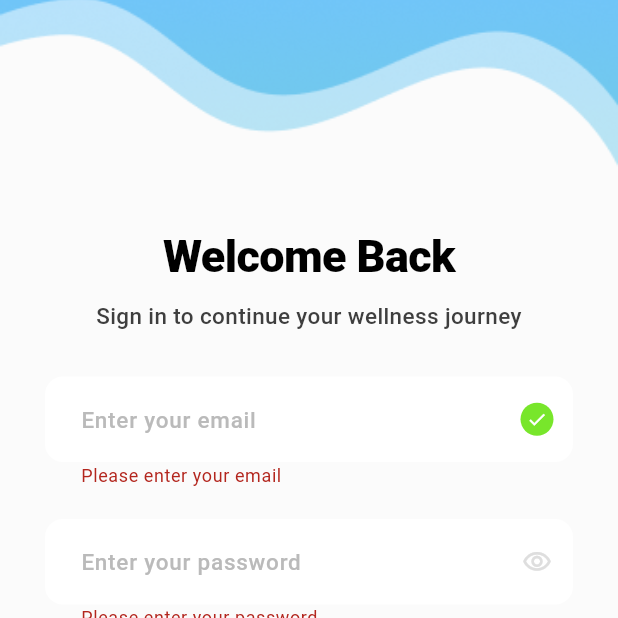
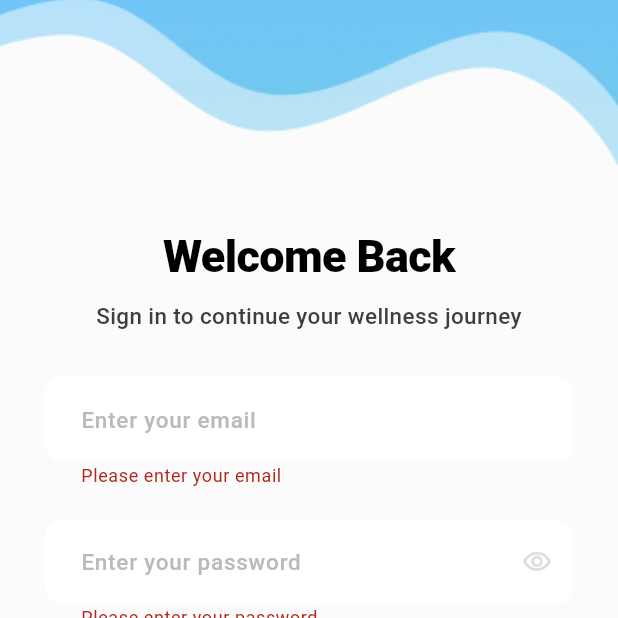
Before and after one commit to Rajveer0555/iprakriti_original, a Flutter app: the screen it shows after launch, after a tap on "Login", after a tap on "Continue with", on a phone screen of 412 x 824 dp, the top half of it. Run offline on Flutter 3.47's test engine with Material 3 defaults, Android fonts, the phone set to English and light mode, and no system bars; our stand-ins replace flutter_riverpod, google_sign_in, image_picker, open_filex, pdf, shared_preferences and 1 more; accounts and stored records are empty; project files that could hold a hidden picture were left out.

Commit message:
some bug  resolve and minor ui updates

```diff
--- a/lib/screens/dashboard_screen.dart
+++ b/lib/screens/dashboard_screen.dart
@@ -1,6 +1,6 @@
 import 'package:flutter/material.dart';
 import 'package:flutter_riverpod/flutter_riverpod.dart';
-import 'package:iprakriti_original/models/question_model.dart';
+import 'package:iprakriti/models/question_model.dart';
 
 import '../core/theme.dart';
 import '../models/user_profile_model.dart';
--- a/lib/screens/home_screen.dart
+++ b/lib/screens/home_screen.dart
@@ -1,6 +1,6 @@
 import 'package:flutter/material.dart';
-import 'package:iprakriti_original/core/theme.dart';
-import 'package:iprakriti_original/services/result_service.dart';
+import 'package:iprakriti/core/theme.dart';
+import 'package:iprakriti/services/result_service.dart';
 
 import 'dashboard_screen.dart';
 
--- a/lib/screens/login_screen.dart
+++ b/lib/screens/login_screen.dart
@@ -22,6 +22,8 @@ class _LoginScreenState extends ConsumerState<LoginScreen> {
   bool _obscurePassword = true;
   bool _obscureConfirmPassword = true;
   bool _isSignUp = false;
+  _AuthButtonAction? _activeAction;
+  bool _isGoogleDialogVisible = false;
 
   @override
   void dispose() {
@@ -79,6 +81,15 @@ class _LoginScreenState extends ConsumerState<LoginScreen> {
 
     final authState = ref.watch(authControllerProvider);
     final isLoading = authState.isLoading;
+    if (!isLoading && _activeAction != null) {
+      WidgetsBinding.instance.addPostFrameCallback((_) {
+        if (mounted) {
+          setState(() {
+            _activeAction = null;
+          });
+        }
+      });
+    }
 
     return Scaffold(
       backgroundColor: const Color(0xFFEFF8FF),
@@ -153,7 +164,6 @@ class _LoginScreenState extends ConsumerState<LoginScreen> {
                           }
                           return null;
                         },
-                        suffix: _isSignUp ? null : const _VerifiedBadge(),
                       ),
                       const SizedBox(height: 24),
                       _AuthField(
@@ -247,7 +257,8 @@ class _LoginScreenState extends ConsumerState<LoginScreen> {
                               borderRadius: BorderRadius.circular(12),
                             ),
                           ),
-                          child: isLoading
+                          child: isLoading &&
+                                  _activeAction == _AuthButtonAction.primary
                               ? const SizedBox(
                                   width: 34,
                                   height: 34,
@@ -301,9 +312,7 @@ class _LoginScreenState extends ConsumerState<LoginScreen> {
                           child: ElevatedButton(
                             onPressed: isLoading
                                 ? null
-                                : ref
-                                    .read(authControllerProvider.notifier)
-                                    .signInWithGoogle,
+                                : _submitGoogleAction,
                             style: ElevatedButton.styleFrom(
                               minimumSize: const Size(0, 46),
                               backgroundColor: const Color(0xFF16641F),
@@ -314,7 +323,17 @@ class _LoginScreenState extends ConsumerState<LoginScreen> {
                                 borderRadius: BorderRadius.circular(12),
                               ),
                             ),
-                            child: Row(
+                            child: isLoading &&
+                                    _activeAction == _AuthButtonAction.google
+                                ? const SizedBox(
+                                    width: 34,
+                                    height: 34,
+                                    child: CircularProgressIndicator(
+                                      strokeWidth: 3,
+                                      color: Colors.white,
+                                    ),
+                                  )
+                                : Row(
                                     mainAxisAlignment: MainAxisAlignment.center,
                                     mainAxisSize: MainAxisSize.min,
                                     children: const [
@@ -381,15 +400,19 @@ class _LoginScreenState extends ConsumerState<LoginScreen> {
       return;
     }
 
+    setState(() {
+      _activeAction = _AuthButtonAction.primary;
+    });
+
     final notifier = ref.read(authControllerProvider.notifier);
 
     if (_isSignUp) {
-      await notifier.signUpWithPassword(
+      final success = await notifier.signUpWithPassword(
         name: _nameController.text.trim(),
         email: _emailController.text.trim(),
         password: _passwordController.text,
       );
-      if (!mounted) {
+      if (!mounted || !success) {
         return;
       }
       ScaffoldMessenger.of(context)
@@ -397,7 +420,7 @@ class _LoginScreenState extends ConsumerState<LoginScreen> {
         ..showSnackBar(
           const SnackBar(
             content: Text(
-              'Account created successfully.',
+              'Account created. If email verification is enabled, please check your inbox before signing in.',
             ),
           ),
         );
@@ -406,6 +429,35 @@ class _LoginScreenState extends ConsumerState<LoginScreen> {
         email: _emailController.text.trim(),
         password: _passwordController.text,
       );
+    }
+  }
+
+  Future<void> _submitGoogleAction() async {
+    setState(() {
+      _activeAction = _AuthButtonAction.google;
+      _isGoogleDialogVisible = true;
+    });
+
+    showDialog<void>(
+      context: context,
+      barrierDismissible: false,
+      builder: (context) => const _GoogleSignInDialog(),
+    ).whenComplete(() {
+      if (mounted) {
+        setState(() {
+          _isGoogleDialogVisible = false;
+        });
+      } else {
+        _isGoogleDialogVisible = false;
+      }
+    });
+
+    try {
+      await ref.read(authControllerProvider.notifier).signInWithGoogle();
+    } finally {
+      if (mounted && _isGoogleDialogVisible) {
+        Navigator.of(context, rootNavigator: true).pop();
+      }
     }
   }
 
@@ -447,8 +499,6 @@ class _AuthField extends StatelessWidget {
 
   @override
   Widget build(BuildContext context) {
-    final hasVerifiedBorder = suffix is _VerifiedBadge;
-
     return TextFormField(
       controller: controller,
       keyboardType: keyboardType,
@@ -480,11 +530,9 @@ class _AuthField extends StatelessWidget {
         ),
         enabledBorder: OutlineInputBorder(
           borderRadius: BorderRadius.circular(12),
-          borderSide: BorderSide(
-            color: hasVerifiedBorder
-                ? const Color(0xFF179D45)
-                : const Color(0xFFE6E6E6),
-            width: hasVerifiedBorder ? 1.1 : 1,
+          borderSide: const BorderSide(
+            color: Color(0xFFE6E6E6),
+            width: 1,
           ),
         ),
         focusedBorder: OutlineInputBorder(
@@ -499,22 +547,74 @@ class _AuthField extends StatelessWidget {
   }
 }
 
-class _VerifiedBadge extends StatelessWidget {
-  const _VerifiedBadge();
+class _GoogleSignInDialog extends StatelessWidget {
+  const _GoogleSignInDialog();
 
   @override
   Widget build(BuildContext context) {
-    return Container(
-      margin: const EdgeInsets.all(13),
-      decoration: const BoxDecoration(
-        color: Color(0xFF78E62B),
-        shape: BoxShape.circle,
+    return Dialog(
+      backgroundColor: Colors.transparent,
+      elevation: 0,
+      child: Container(
+        padding: const EdgeInsets.fromLTRB(24, 28, 24, 24),
+        decoration: BoxDecoration(
+          color: Colors.white,
+          borderRadius: BorderRadius.circular(28),
+          boxShadow: const [
+            BoxShadow(
+              color: Color(0x16000000),
+              blurRadius: 34,
+              offset: Offset(0, 18),
             ),
-      child: const Icon(
-        Icons.check,
-        size: 14,
-        color: Colors.white,
+          ],
+        ),
+        child: Column(
+          mainAxisSize: MainAxisSize.min,
+          children: [
+            Image.asset(
+              'assets/processing_orbit_logo.png',
+              width: 82,
+              height: 82,
+              fit: BoxFit.contain,
+            ),
+            const SizedBox(height: 18),
+            const Text(
+              'Connecting your Google account',
+              textAlign: TextAlign.center,
+              style: TextStyle(
+                fontSize: 20,
+                fontWeight: FontWeight.w700,
+                color: Colors.black,
+              ),
+            ),
+            const SizedBox(height: 10),
+            const Text(
+              'Please complete the sign-in step to continue into your wellness dashboard.',
+              textAlign: TextAlign.center,
+              style: TextStyle(
+                fontSize: 14,
+                height: 1.45,
+                color: Color(0xFF5A5A5A),
+                fontWeight: FontWeight.w500,
+              ),
+            ),
+            const SizedBox(height: 20),
+            const SizedBox(
+              width: 34,
+              height: 34,
+              child: CircularProgressIndicator(
+                strokeWidth: 3,
+                color: Color(0xFF16641F),
+              ),
+            ),
+          ],
+        ),
       ),
     );
   }
 }
+
+enum _AuthButtonAction {
+  primary,
+  google,
+}
--- a/pubspec.yaml
+++ b/pubspec.yaml
@@ -1,4 +1,4 @@
-name: iprakriti_original
+name: iprakriti
 description: "A new Flutter project."
 # The following line prevents the package from being accidentally published to
 # pub.dev using `flutter pub publish`. This is preferred for private packages.
@@ -55,7 +55,7 @@ dev_dependencies:
 flutter_icons:
   android: true
   ios: true
-  image_path: "assets/AppLogo.svg"
+  image_path: "assets/app_logo.png"
   remove_alpha_ios: true
   android_disable_round: true
 
@@ -78,6 +78,7 @@ flutter:
     - assets/Logo2.png
     - assets/Logo3.png
     - assets/app_logo.png
+    - assets/processing_orbit_logo.png
   # An image asset can refer to one or more resolution-specific "variants", see
   # https://flutter.dev/to/resolution-aware-images
   # For details regarding adding assets from package dependencies, see
```
Also changed, not shown: lib/providers/auth_provider.dart (+43 -7 lines), lib/screens/processing_screen.dart (+53 -84 lines), lib/services/auth_service.dart (+35 -2 lines), assets/app_logo.png, assets/processing_orbit_logo.png (added), 35 other files. Lines whose indentation alone changed are shown as unchanged.
